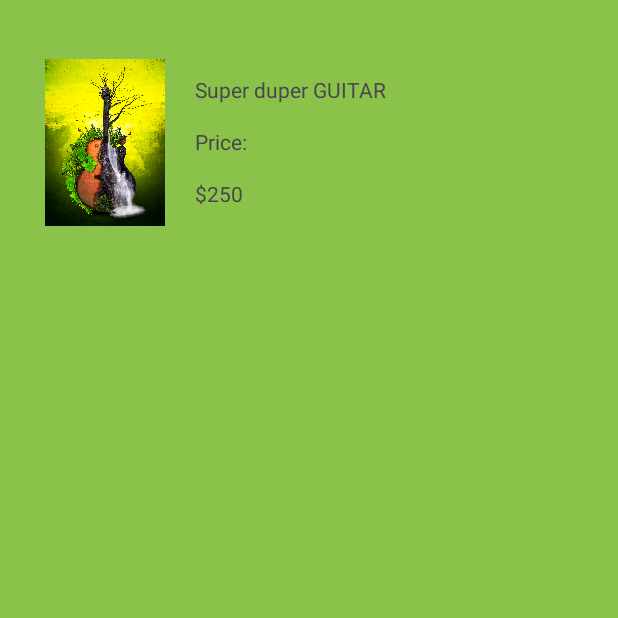
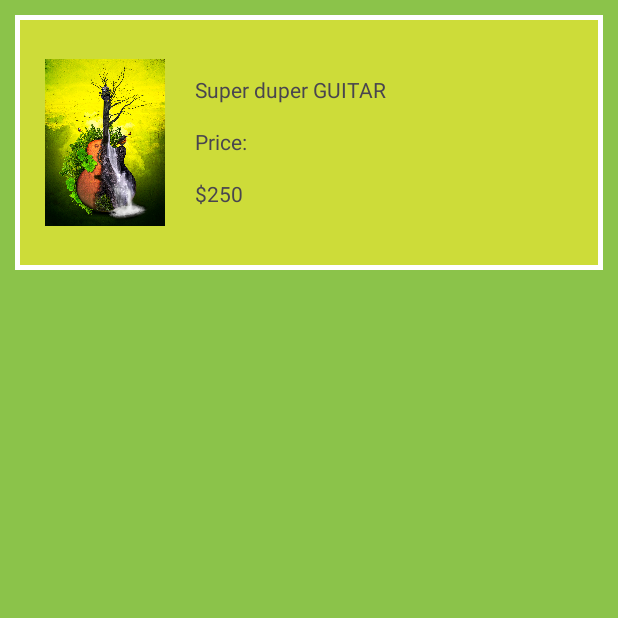
Before and after one commit to VadimKravchenkoDev/RelativeLayout, an Android app: the screen it shows after launch (MainActivity), on a phone screen of 412 x 824 dp, the top half of it. Run offline under Robolectric (Android 15) with nearby library versions, the phone set to English and light mode, and no system bars.

Commit message:
job done

```diff
--- /dev/null
+++ b/app/src/main/res/drawable/border.xml
@@ -0,0 +1,6 @@
+<shape xmlns:android="http://schemas.android.com/apk/res/android">
+    <solid android:color="#CDDC39"></solid>
+    <stroke android:color="@color/white"
+        android:width="3dp"></stroke>
+
+</shape>
--- a/app/src/main/res/layout/activity_main.xml
+++ b/app/src/main/res/layout/activity_main.xml
@@ -19,7 +19,9 @@
         android:padding="10dp"
         app:layout_constraintEnd_toEndOf="parent"
         app:layout_constraintStart_toStartOf="parent"
-        app:layout_constraintTop_toTopOf="parent">
+        app:layout_constraintTop_toTopOf="parent"
+        android:background="@drawable/border"
+        >
 
 
         <ImageView
```
